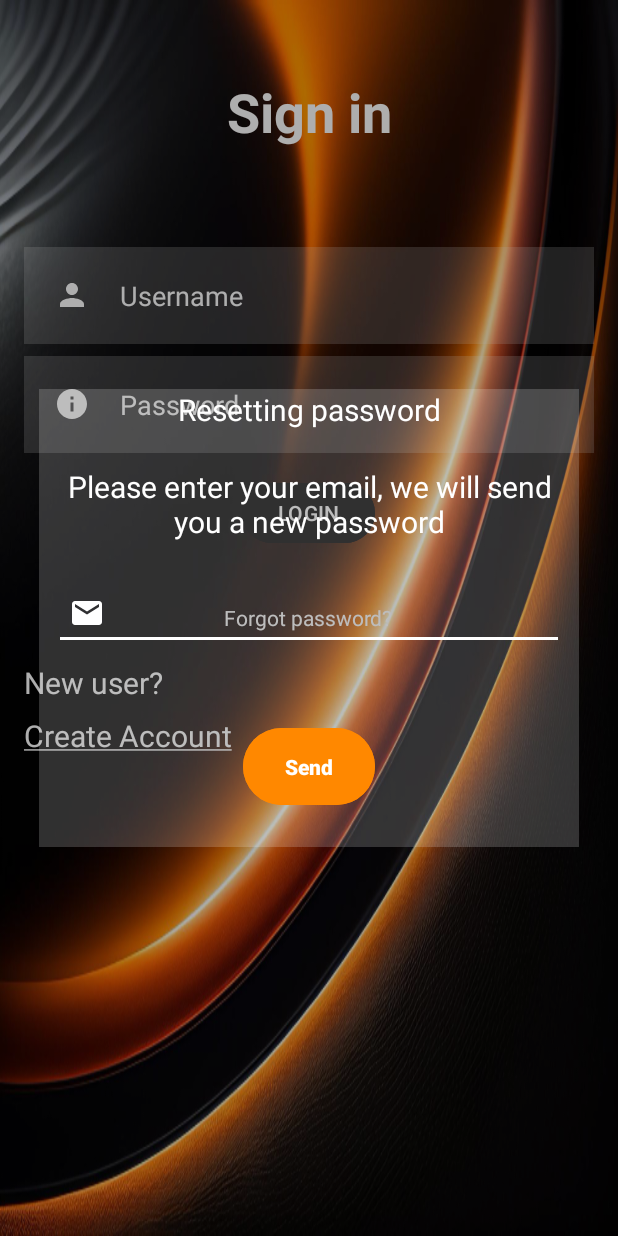
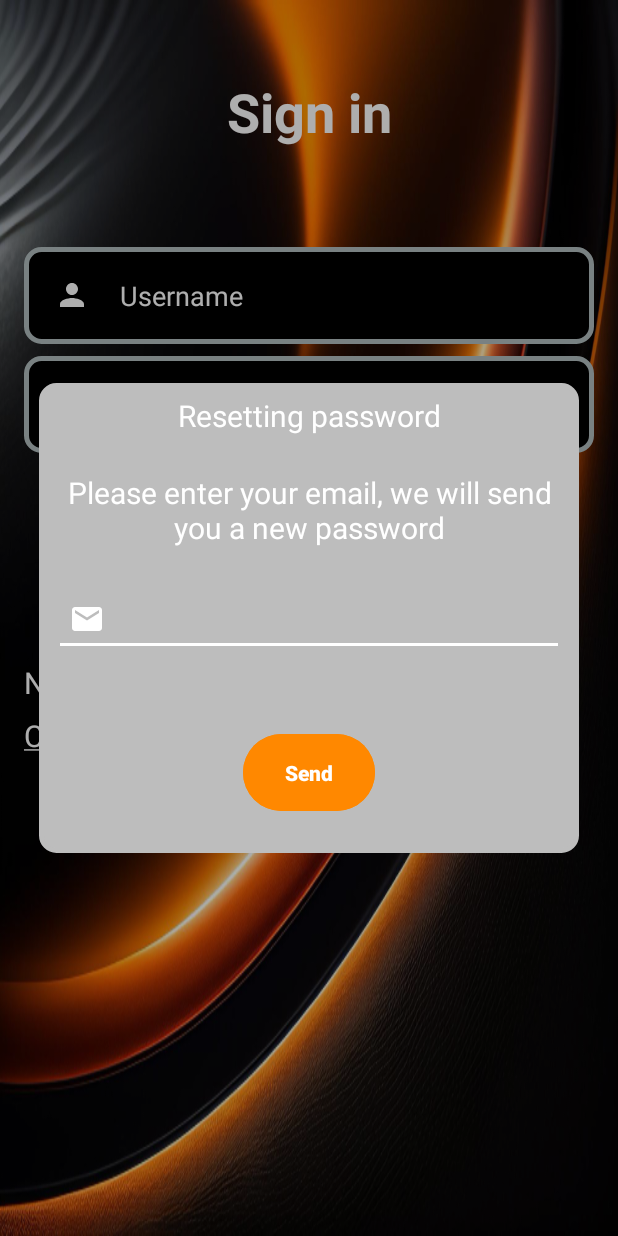
Before and after one commit to vladislav-8/MyHabitReminder, an Android app: the screen it shows after launch (MainActivity), after a tap on "Forgot password?", on a phone screen of 412 x 824 dp. Run offline under Robolectric (Android 15) with nearby library versions, the phone set to English and light mode, and no system bars; our stand-ins replace Firebase (no records; nobody signed in at launch, a user with empty details on screens opened directly), Room's generated code, navigation-ui.

Commit message:
some xml fixes

```diff
--- /dev/null
+++ b/app/src/main/res/drawable/layout_bg_round_corners.xml
@@ -0,0 +1,7 @@
+<?xml version="1.0" encoding="UTF-8"?>
+<shape xmlns:android="http://schemas.android.com/apk/res/android">
+    <solid android:color="@color/black"/>
+    <stroke android:width="3dp" android:color="#B1BCBE" />
+    <corners android:radius="10dp"/>
+    <padding android:left="0dp" android:top="0dp" android:right="0dp" android:bottom="0dp" />
+</shape>
--- a/app/src/main/res/layout/fragment_login.xml
+++ b/app/src/main/res/layout/fragment_login.xml
@@ -1,5 +1,6 @@
 <?xml version="1.0" encoding="utf-8"?>
 <RelativeLayout xmlns:android="http://schemas.android.com/apk/res/android"
+    xmlns:app="http://schemas.android.com/apk/res-auto"
     xmlns:tools="http://schemas.android.com/tools"
     android:layout_width="match_parent"
     android:layout_height="match_parent"
@@ -25,7 +26,7 @@
         android:layout_marginHorizontal="@dimen/margin_horizontal_16dp"
         android:layout_marginTop="@dimen/marginTop_16"
         android:layout_marginBottom="8dp"
-        android:background="@color/grey"
+        android:background="@drawable/layout_bg_round_corners"
         android:drawableStart="@drawable/ic_person"
         android:drawablePadding="20dp"
         android:hint="@string/username"
@@ -39,7 +40,7 @@
         android:layout_height="wrap_content"
         android:layout_below="@id/username"
         android:layout_marginHorizontal="@dimen/margin_horizontal_16dp"
-        android:background="@color/grey"
+        android:background="@drawable/layout_bg_round_corners"
         android:drawableStart="@drawable/ic_info"
         android:drawablePadding="20dp"
         android:hint="@string/password"
--- a/app/src/main/res/layout/fragment_reset_password.xml
+++ b/app/src/main/res/layout/fragment_reset_password.xml
@@ -3,8 +3,8 @@
     xmlns:tools="http://schemas.android.com/tools"
     android:layout_width="wrap_content"
     android:layout_height="wrap_content"
-    android:background="@color/black"
-    android:backgroundTint="@color/grey"
+    android:background="@drawable/layout_bg_round_corners"
+    android:backgroundTint="#BDBDBD"
     android:maxWidth="900dp"
     android:minWidth="360dp"
     android:orientation="vertical"
@@ -14,6 +14,7 @@
         android:id="@+id/text_view_top_dialog_resetpass"
         android:layout_width="match_parent"
         android:layout_height="wrap_content"
+        android:layout_marginTop="8dp"
         android:layout_marginHorizontal="0dp"
         android:layout_marginBottom="24dp"
         android:backgroundTint="@color/white"
```
